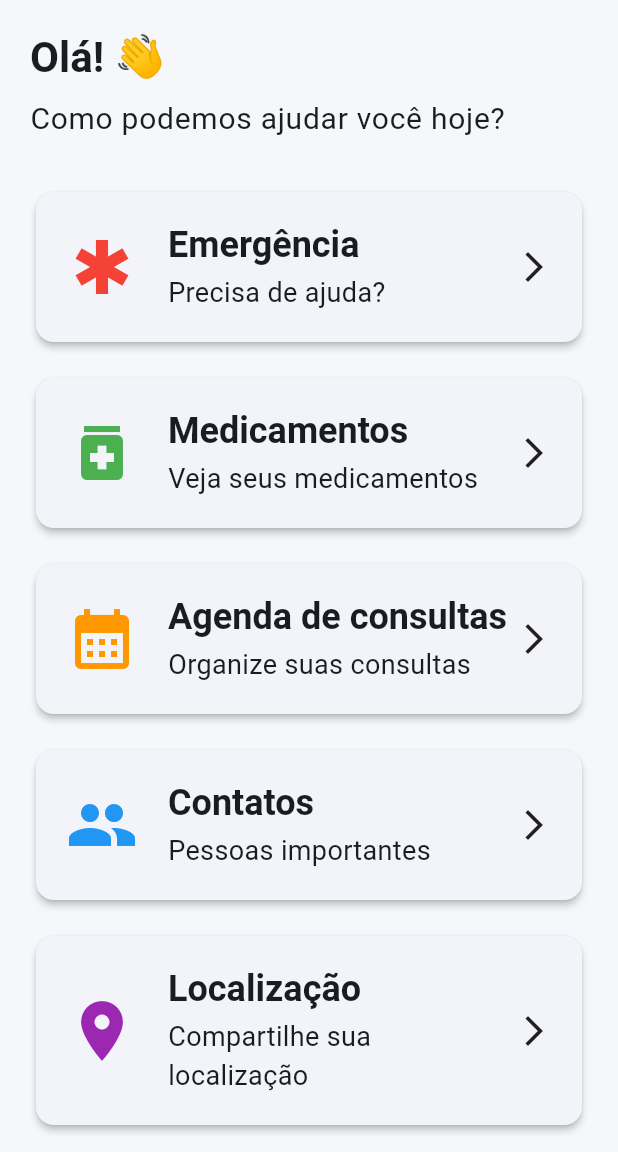
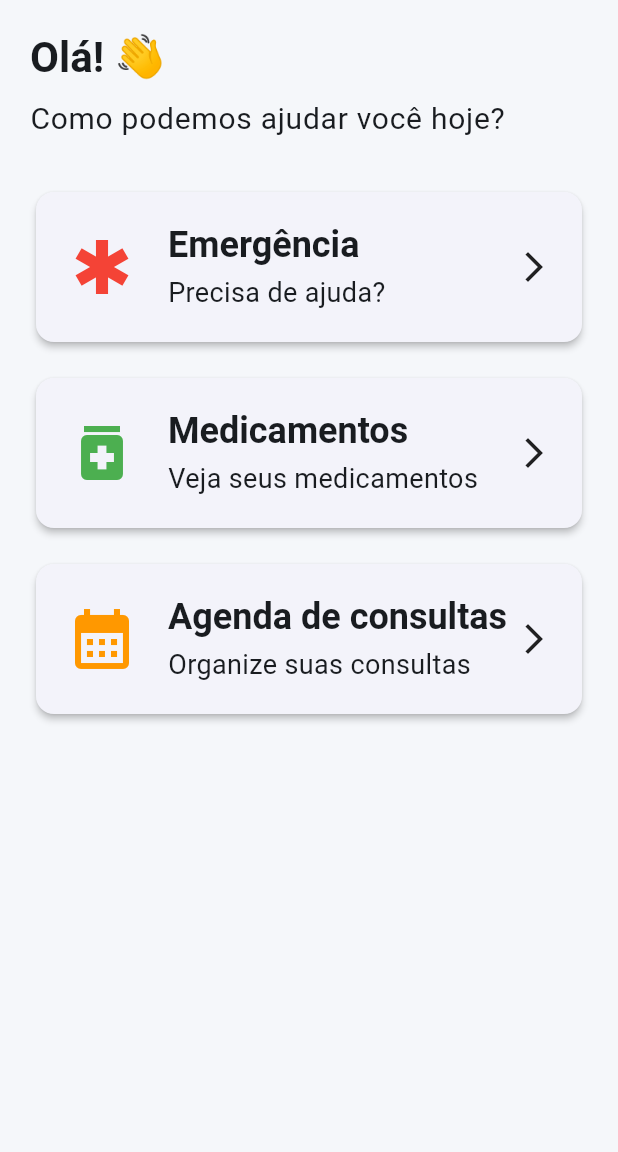
Before and after one commit to Daggorhorn/Idoso_Conectado, a Flutter app: the screen it shows after launch, on a phone screen of 412 x 824 dp, the part 84-1236 px from its top. Run offline on Flutter 3.47's test engine with Material 3 defaults, Android fonts, the phone set to English and light mode, and no system bars; our stand-ins replace flutter_local_notifications, flutter_timezone, shared_preferences, timezone.

Commit message:
feat: revisa navegacao principal e acessibilidade da home

```diff
--- a/lib/screens/home/home_screen.dart
+++ b/lib/screens/home/home_screen.dart
@@ -91,23 +91,6 @@ class HomeScreen extends StatelessWidget {
 
               const SizedBox(height: 16),
 
-              _HomeCard(
-                icon: Icons.people,
-                title: 'Contatos',
-                subtitle: 'Pessoas importantes',
-                color: Colors.blue,
-                onTap: () {},
-              ),
-
-              const SizedBox(height: 16),
-
-              _HomeCard(
-                icon: Icons.location_on,
-                title: 'Localização',
-                subtitle: 'Compartilhe sua localização',
-                color: Colors.purple,
-                onTap: () {},
-              ),
             ],
           ),
         ),
@@ -131,9 +114,13 @@ class _HomeCard extends StatelessWidget {
   final Color color;
   final VoidCallback onTap;
 
+
   @override
   Widget build(BuildContext context) {
-    return Card(
+  return Semantics(
+    button: true,
+    label: '$title. $subtitle',
+    child: Card(
       elevation: 2,
       child: InkWell(
         borderRadius: BorderRadius.circular(12),
@@ -177,6 +164,7 @@ class _HomeCard extends StatelessWidget {
           ),
         ),
       ),
-    );
+    ),
+  );
   }
 }
```
